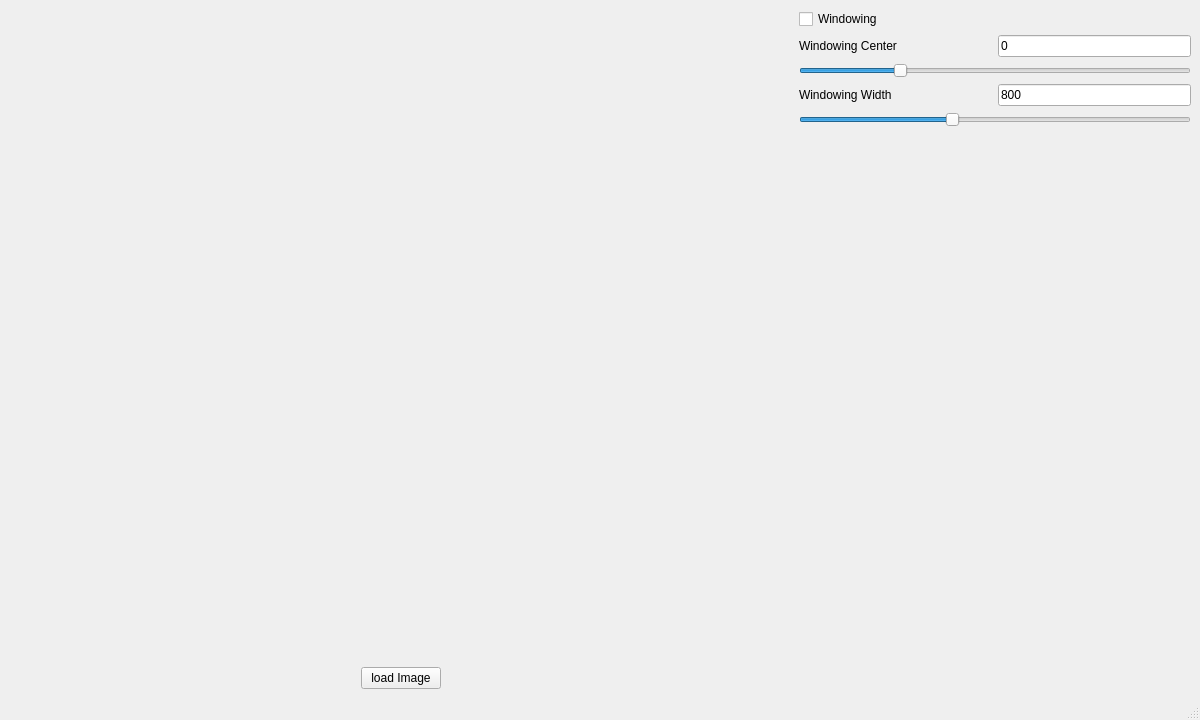
The window that src/ui/mainwindow.ui (TheChrizZly/LibreCTS) describes before a commit, drawn with Qt 5.
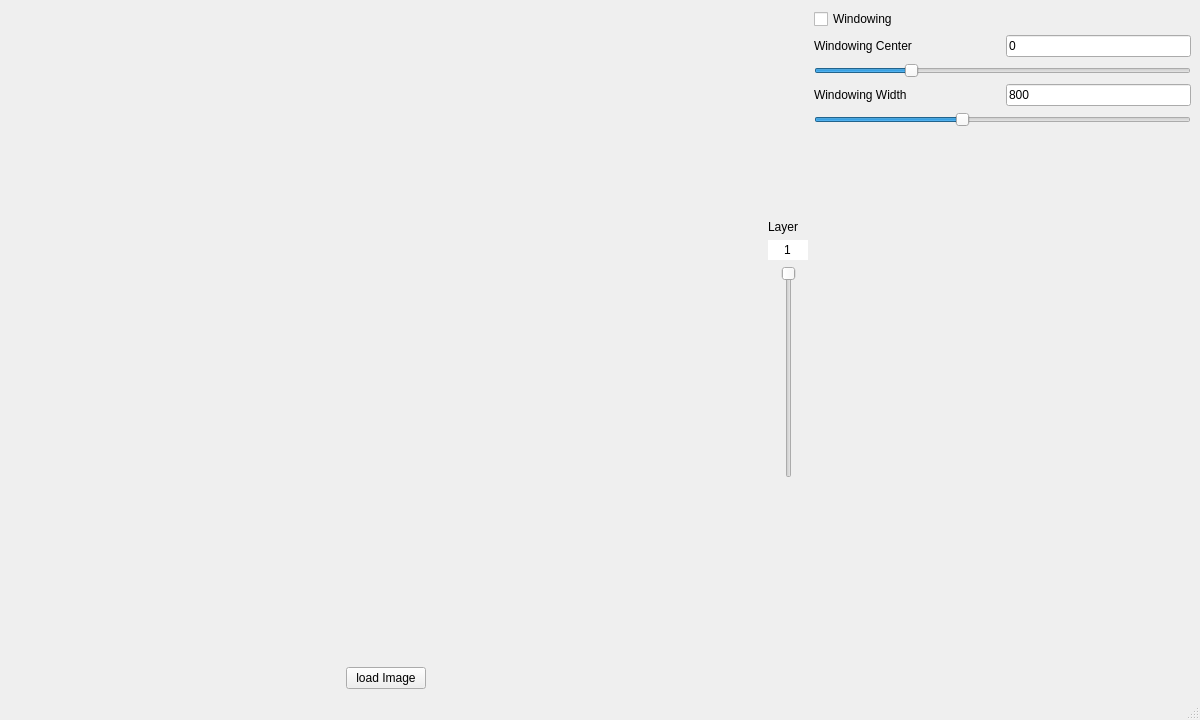
The same window after the commit. Custom widgets are drawn as their Qt base class.

What changed in the file:
```diff
--- a/src/ui/mainwindow.ui
+++ b/src/ui/mainwindow.ui
@@ -14,7 +14,7 @@
    <string>MainWindow</string>
   </property>
   <widget class="QWidget" name="centralwidget">
-   <layout class="QHBoxLayout" name="horizontalLayout" stretch="2,1">
+   <layout class="QHBoxLayout" name="horizontalLayout" stretch="2,0,1">
     <item>
      <layout class="QVBoxLayout" name="verticalLayout" stretch="12,1">
       <item>
@@ -76,6 +76,126 @@
       </item>
      </layout>
     </item>
+    <item>
+     <layout class="QVBoxLayout" name="verticalLayout_4">
+      <item>
+       <spacer name="layerSpacerUp">
+        <property name="orientation">
+         <enum>Qt::Orientation::Vertical</enum>
+        </property>
+        <property name="sizeHint" stdset="0">
+         <size>
+          <width>20</width>
+          <height>40</height>
+         </size>
+        </property>
+       </spacer>
+      </item>
+      <item>
+       <widget class="QLabel" name="layerLabel">
+        <property name="text">
+         <string>Layer</string>
+        </property>
+       </widget>
+      </item>
+      <item>
+       <widget class="QLineEdit" name="layerValue">
+        <property name="sizePolicy">
+         <sizepolicy hsizetype="MinimumExpanding" vsizetype="Fixed">
+          <horstretch>0</horstretch>
+          <verstretch>0</verstretch>
+         </sizepolicy>
+        </property>
+        <property name="maximumSize">
+         <size>
+          <width>40</width>
+          <height>16777215</height>
+         </size>
+        </property>
+        <property name="cursor">
+         <cursorShape>IBeamCursor</cursorShape>
+        </property>
+        <property name="contextMenuPolicy">
+         <enum>Qt::ContextMenuPolicy::NoContextMenu</enum>
+        </property>
+        <property name="text">
+         <string>1</string>
+        </property>
+        <property name="maxLength">
+         <number>3</number>
+        </property>
+        <property name="frame">
+         <bool>false</bool>
+        </property>
+        <property name="echoMode">
+         <enum>QLineEdit::EchoMode::Normal</enum>
+        </property>
+        <property name="alignment">
+         <set>Qt::AlignmentFlag::AlignCenter</set>
+        </property>
+       </widget>
+      </item>
+      <item>
+       <layout class="QHBoxLayout" name="horizontalLayout_7">
+        <item>
+         <spacer name="horizontalSpacer">
+          <property name="orientation">
+           <enum>Qt::Orientation::Horizontal</enum>
+          </property>
+          <property name="sizeHint" stdset="0">
+           <size>
+            <width>5</width>
+            <height>20</height>
+           </size>
+          </property>
+         </spacer>
+        </item>
+        <item>
+         <widget class="QSlider" name="layerSlider">
+          <property name="minimum">
+           <number>1</number>
+          </property>
+          <property name="maximum">
+           <number>1</number>
+          </property>
+          <property name="orientation">
+           <enum>Qt::Orientation::Vertical</enum>
+          </property>
+          <property name="invertedAppearance">
+           <bool>true</bool>
+          </property>
+         </widget>
+        </item>
+        <item>
+         <spacer name="horizontalSpacer_2">
+          <property name="orientation">
+           <enum>Qt::Orientation::Horizontal</enum>
+          </property>
+          <property name="sizeHint" stdset="0">
+           <size>
+            <width>5</width>
+            <height>20</height>
+           </size>
+          </property>
+         </spacer>
+        </item>
+       </layout>
+      </item>
+      <item>
+       <spacer name="layerSpaceDown">
+        <property name="orientation">
+         <enum>Qt::Orientation::Vertical</enum>
+        </property>
+        <property name="sizeHint" stdset="0">
+         <size>
+          <width>20</width>
+          <height>40</height>
+         </size>
+        </property>
+       </spacer>
+      </item>
+     </layout>
+    </item>
     <item>
      <layout class="QVBoxLayout" name="verticalLayout_2">
       <item>
```
